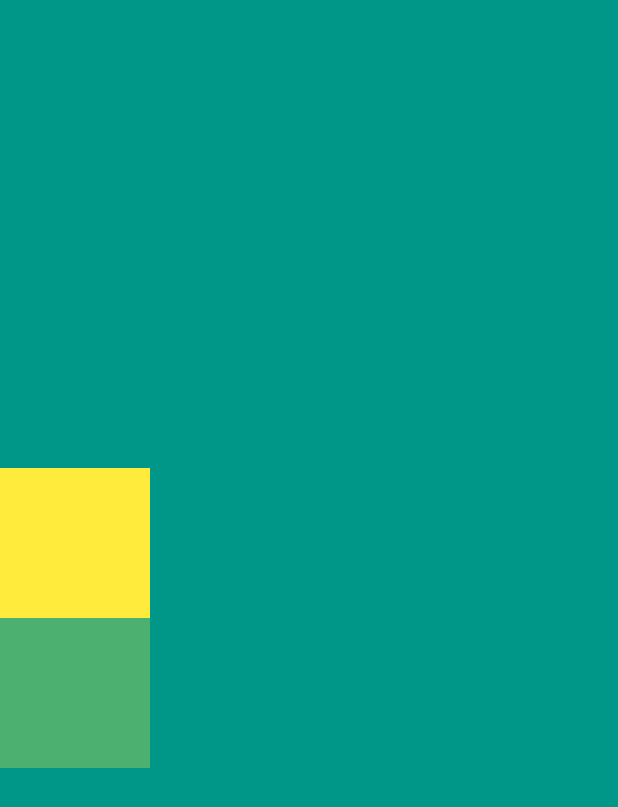
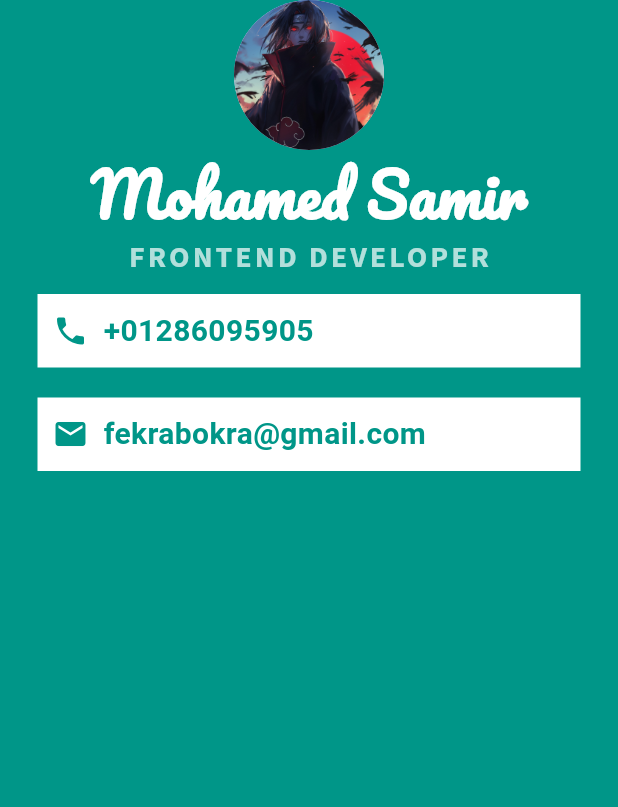
Before and after one commit to ahmedadelattya/i_am_poor, a Flutter app: the screen it shows after launch, on a phone screen of 412 x 824 dp. Shown: the top 807 px of the screen. Run offline on Flutter 3.47's test engine with Material 3 defaults, Android fonts, the phone set to English and light mode, and no system bars.

Commit message:
business card

```diff
--- a/lib/main.dart
+++ b/lib/main.dart
@@ -11,40 +11,108 @@ class MyApp extends StatelessWidget {
   Widget build(BuildContext context) {
     return MaterialApp(
       home: Scaffold(
-      backgroundColor: Colors.teal,
-        body:SafeArea(
+        backgroundColor: Colors.teal,
+        body: SafeArea(
           child: Column(
-            // mainAxisSize: MainAxisSize.min,
-            // verticalDirection: VerticalDirection.down,
-            mainAxisAlignment: MainAxisAlignment.spaceBetween,
-            // crossAxisAlignment: CrossAxisAlignment.stretch,
             children: [
-              Container(
-                width: 100,
-                color: Colors.red,
+              CircleAvatar(
+                radius: 50.0,
+                backgroundImage: AssetImage(
+                  'assets/images/my_image.jpg',
+                ),
               ),
-              Column(
-                mainAxisAlignment: MainAxisAlignment.center,
-                children: [
-                  Container(
-                    width: 100,
-                    height: 100,
-                    color: Colors.yellow,
-                  ),
-                  Container(
-                    width: 100,
-                    height: 100,
-                    color: Colors.yellow.withValues(alpha: 0.3),
-                  ),
-                ],
+              Text(
+                "Mohamed Samir",
+                style: TextStyle(
+                  fontSize: 40,
+                  color: Colors.white,
+                  fontWeight:
+                      FontWeight.bold,
+                  fontFamily:
+                      "Pacifico",
+                ),
+              ),
+              Text(
+                "FRONTEND DEVELOPER",
+                style: TextStyle(
+                  fontSize: 20,
+                  color: Colors
+                      .teal
+                      .shade100,
+                  fontFamily:
+                      "SourceSans",
+                  fontWeight:
+                      FontWeight.bold,
+                  letterSpacing: 2,
+                ),
               ),
               Container(
-                width: 100,
-                color: Colors.blue,
+                color: Colors.white,
+                margin:
+                    EdgeInsets.symmetric(
+                      vertical: 10,
+                      horizontal: 25,
+                    ),
+                padding: EdgeInsets.all(
+                  10,
+                ),
+                child: Row(
+                  children: [
+                    Icon(
+                      Icons.phone,
+                      color:
+                          Colors.teal,
+                    ),
+                    SizedBox(width: 10),
+                    Text(
+                      "+01286095905",
+                      style: TextStyle(
+                        color:
+                            Colors.teal,
+                        fontSize: 20,
+                        fontWeight:
+                            FontWeight
+                                .bold,
+                      ),
+                    ),
+                  ],
+                ),
+              ),
+              Container(
+                color: Colors.white,
+                margin:
+                    EdgeInsets.symmetric(
+                      vertical: 10,
+                      horizontal: 25,
+                    ),
+                padding: EdgeInsets.all(
+                  10,
+                ),
+                child: Row(
+                  children: [
+                    Icon(
+                      Icons.email,
+                      color:
+                          Colors.teal,
+                    ),
+                    SizedBox(width: 10),
+                    Text(
+                      "fekrabokra@gmail.com",
+                      style: TextStyle(
+                        color:
+                            Colors.teal,
+                        fontSize: 20,
+                        fontWeight:
+                            FontWeight
+                                .bold,
+                      ),
+                    ),
+                  ],
+                ),
               ),
             ],
           ),
-        )
+        ),
       ),
     );
   }
```
Also changed, not shown: pubspec.yaml (+9 -1 lines), assets/fonts/Pacifico-Regular.ttf (added), assets/fonts/SourceSans.ttf (added).
